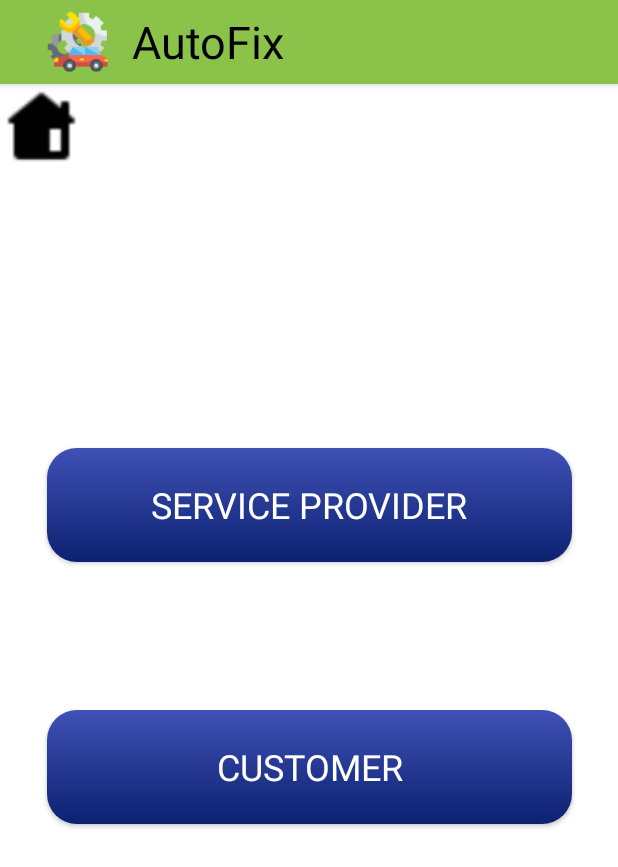
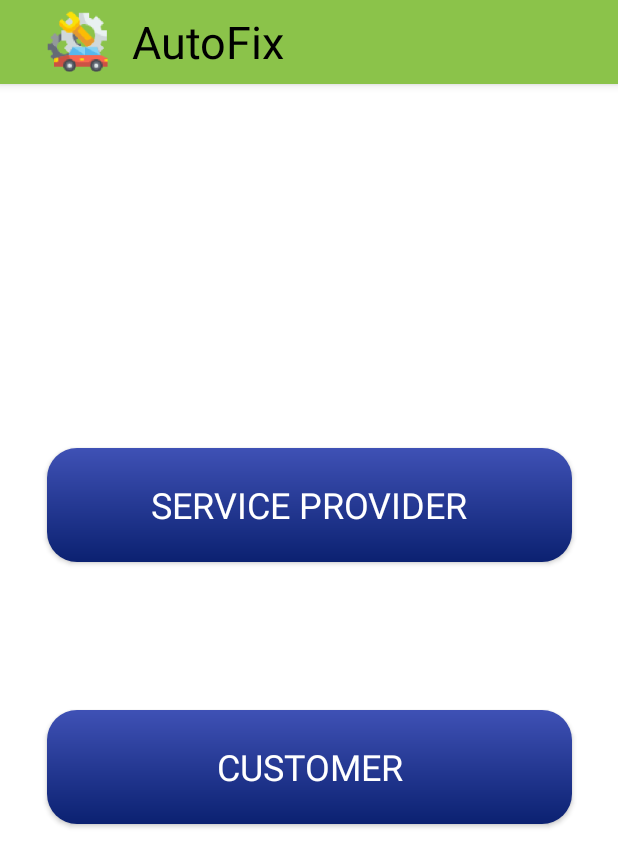
Before and after one commit to mariteoc/AutoFixProject, an Android app: the screen it shows after launch (MainActivity), on a phone screen of 412 x 824 dp. Shown: the top 867 px of the screen. Run offline under Robolectric (Android 15) with nearby library versions, the phone set to English and light mode, and no system bars; Roboto replaces fonts that are not available here.

Commit message:
Removing files

```diff
--- a/app/src/main/res/layout/activity_main.xml
+++ b/app/src/main/res/layout/activity_main.xml
@@ -38,11 +38,4 @@
         app:layout_constraintStart_toStartOf="parent"
         app:layout_constraintTop_toBottomOf="@+id/btnServProvider" />
 
-    <ImageView
-        android:id="@+id/imageView2"
-        android:layout_width="55dp"
-        android:layout_height="60dp"
-        app:srcCompat="@drawable/test"
-        tools:layout_editor_absoluteX="162dp"
-        tools:layout_editor_absoluteY="53dp" />
 </androidx.constraintlayout.widget.ConstraintLayout>
```
